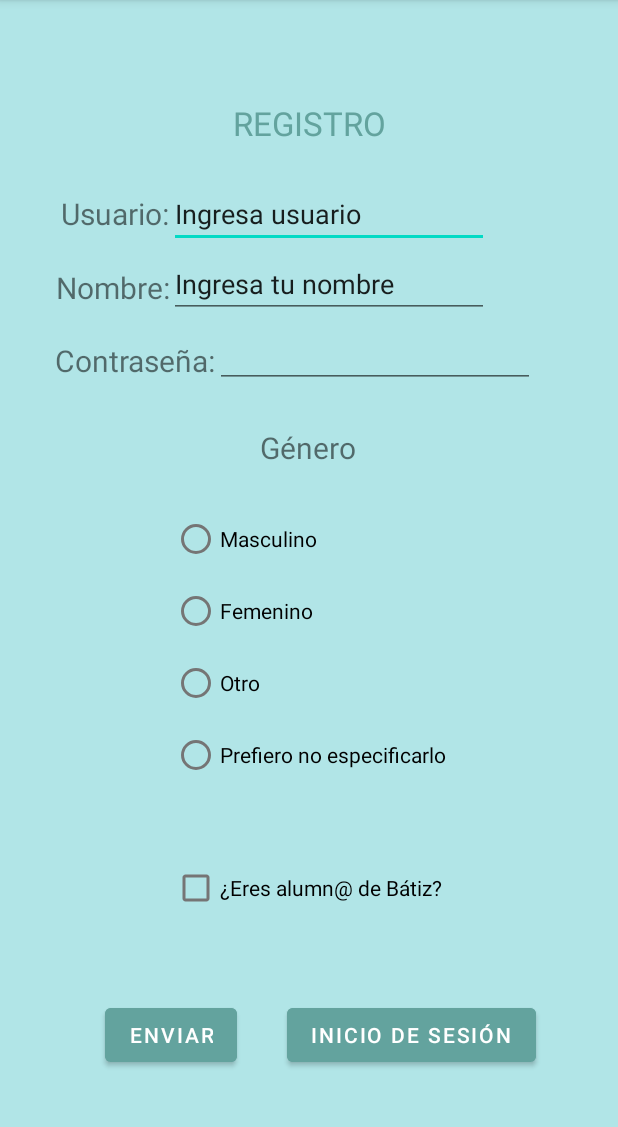
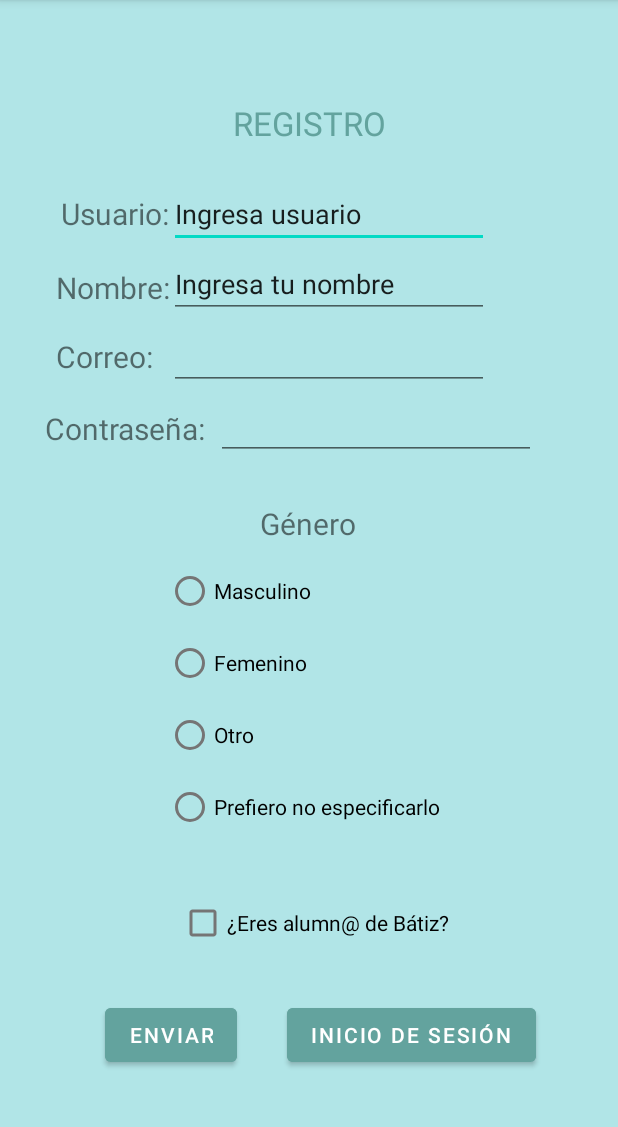
Before and after one commit to EdherSai/AppProyectoFinal, an Android app: the registro screen opened directly, with no data from a screen before it, on a phone screen of 412 x 824 dp, the part 84-1211 px from its top. Run offline under Robolectric (Android 15) with nearby library versions, the phone set to English and light mode, and no system bars.

Commit message:
Tercera version

```diff
--- a/app/src/main/res/layout/activity_registro.xml
+++ b/app/src/main/res/layout/activity_registro.xml
@@ -55,10 +55,10 @@
         android:textSize="20sp"
         app:layout_constraintBottom_toBottomOf="parent"
         app:layout_constraintEnd_toEndOf="parent"
-        app:layout_constraintHorizontal_bias="0.12"
+        app:layout_constraintHorizontal_bias="0.099"
         app:layout_constraintStart_toStartOf="parent"
         app:layout_constraintTop_toTopOf="parent"
-        app:layout_constraintVertical_bias="0.306" />
+        app:layout_constraintVertical_bias="0.367" />
 
     <EditText
         android:id="@+id/TextUsuario"
@@ -96,10 +96,10 @@
         android:inputType="textPassword"
         app:layout_constraintBottom_toBottomOf="parent"
         app:layout_constraintEnd_toEndOf="parent"
-        app:layout_constraintHorizontal_bias="0.721"
+        app:layout_constraintHorizontal_bias="0.726"
         app:layout_constraintStart_toStartOf="parent"
         app:layout_constraintTop_toTopOf="parent"
-        app:layout_constraintVertical_bias="0.295" />
+        app:layout_constraintVertical_bias="0.362" />
 
     <Button
         android:id="@+id/button2"
@@ -115,16 +115,16 @@
         app:layout_constraintVertical_bias="0.925" />
 
     <CheckBox
-        android:id="@+id/checkBox"
+        android:id="@+id/AlumnoBox"
         android:layout_width="wrap_content"
         android:layout_height="wrap_content"
         android:text="¿Eres alumn@ de Bátiz?"
         app:layout_constraintBottom_toBottomOf="parent"
         app:layout_constraintEnd_toEndOf="parent"
-        app:layout_constraintHorizontal_bias="0.495"
+        app:layout_constraintHorizontal_bias="0.513"
         app:layout_constraintStart_toStartOf="parent"
         app:layout_constraintTop_toTopOf="parent"
-        app:layout_constraintVertical_bias="0.789" />
+        app:layout_constraintVertical_bias="0.821" />
 
     <Button
         android:id="@+id/BotonEnviar"
@@ -140,34 +140,35 @@
         app:layout_constraintVertical_bias="0.925" />
 
     <RadioGroup
-        android:layout_width="wrap_content"
-        android:layout_height="wrap_content"
+        android:id="@+id/GrupoGenero"
+        android:layout_width="191dp"
+        android:layout_height="205dp"
         app:layout_constraintBottom_toBottomOf="parent"
         app:layout_constraintEnd_toEndOf="parent"
         app:layout_constraintStart_toStartOf="parent"
         app:layout_constraintTop_toTopOf="parent"
-        app:layout_constraintVertical_bias="0.582">
+        app:layout_constraintVertical_bias="0.657">
 
         <RadioButton
-            android:id="@+id/radioButton"
+            android:id="@+id/radioMasculino"
             android:layout_width="match_parent"
             android:layout_height="wrap_content"
             android:text="Masculino" />
 
         <RadioButton
-            android:id="@+id/radioButton2"
+            android:id="@+id/radioFemenino"
             android:layout_width="match_parent"
             android:layout_height="wrap_content"
             android:text="Femenino" />
 
         <RadioButton
-            android:id="@+id/radioButton3"
+            android:id="@+id/radioOtro"
             android:layout_width="match_parent"
             android:layout_height="wrap_content"
             android:text="Otro" />
 
         <RadioButton
-            android:id="@+id/radioButton4"
+            android:id="@+id/radioNull"
             android:layout_width="match_parent"
             android:layout_height="wrap_content"
             android:text="Prefiero no especificarlo" />
@@ -185,5 +186,32 @@
         app:layout_constraintHorizontal_bias="0.498"
         app:layout_constraintStart_toStartOf="parent"
         app:layout_constraintTop_toTopOf="parent"
-        app:layout_constraintVertical_bias="0.384" />
+        app:layout_constraintVertical_bias="0.453" />
+
+    <TextView
+        android:id="@+id/textView10"
+        android:layout_width="wrap_content"
+        android:layout_height="wrap_content"
+        android:layout_marginEnd="224dp"
+        android:text="Correo:"
+        android:textSize="20sp"
+        app:layout_constraintBottom_toBottomOf="parent"
+        app:layout_constraintEnd_toEndOf="parent"
+        app:layout_constraintHorizontal_bias="0.305"
+        app:layout_constraintStart_toStartOf="parent"
+        app:layout_constraintTop_toTopOf="parent"
+        app:layout_constraintVertical_bias="0.302" />
+
+    <EditText
+        android:id="@+id/TextCorreo"
+        android:layout_width="wrap_content"
+        android:layout_height="wrap_content"
+        android:ems="10"
+        android:inputType="textEmailAddress"
+        app:layout_constraintBottom_toBottomOf="parent"
+        app:layout_constraintEnd_toEndOf="parent"
+        app:layout_constraintHorizontal_bias="0.567"
+        app:layout_constraintStart_toStartOf="parent"
+        app:layout_constraintTop_toTopOf="parent"
+        app:layout_constraintVertical_bias="0.297" />
 </androidx.constraintlayout.widget.ConstraintLayout>
```
Also changed, not shown: app/src/main/java/com/example/myapplication/MyInfo.java (+27 -0 lines), app/src/main/java/com/example/myapplication/registro.java (+83 -0 lines).
